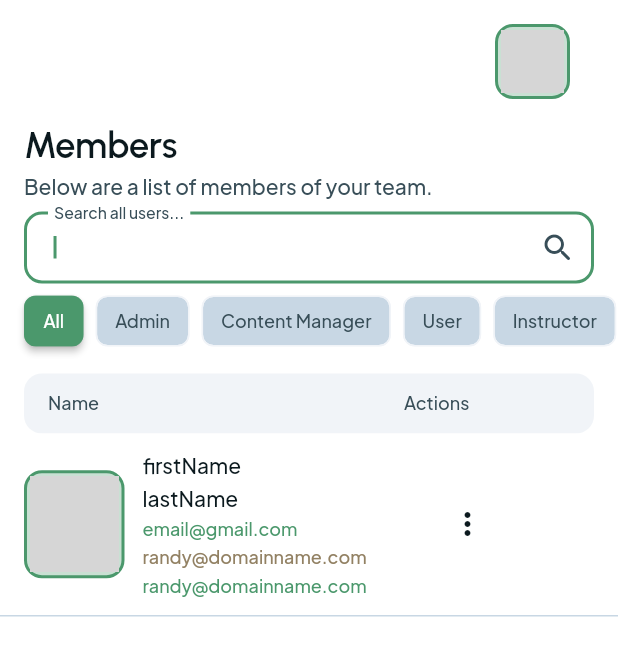
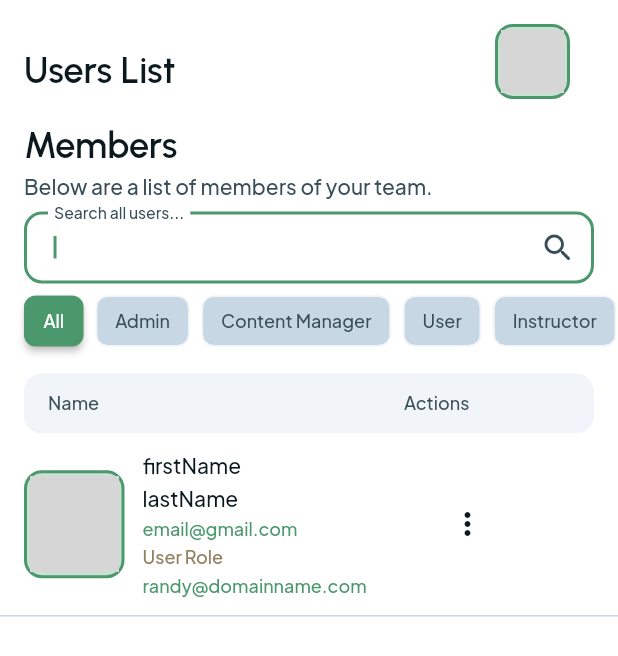
Before and after one commit to mabt-tech-com/elearny-auth-ui, a Flutter app: the AdminUserListWidget screen opened directly, on a phone screen of 412 x 824 dp. Shown: the top 656 px of the screen. Run offline on Flutter 3.47's test engine with Material 2 defaults, Android fonts, the phone set to English and light mode, and no system bars; drawn by our look-alikes of cached_network_image; our stand-ins replace auto_size_text, flutter_animate, flutter_rating_bar, flutter_spinkit, font_awesome_flutter, from_css_color and 7 more; missing offline and left inert: aligned_dialog, json_path; accounts and stored records are empty; network calls fail; grey boxes are pictures that could not be loaded.

Commit message:
Commit 2 ✅ - Row in admin users list
Commit 2 ✅ - Row in admin users list

```diff
--- a/lib/pages/admin_user_list/admin_user_list_widget.dart
+++ b/lib/pages/admin_user_list/admin_user_list_widget.dart
@@ -92,15 +92,28 @@ class _AdminUserListWidgetState extends State<AdminUserListWidget> {
                         children: [
 
 
+                          // Generated code for this Row Widget...
                           Padding(
-                            padding: const EdgeInsetsDirectional.fromSTEB(0, 16, 16, 0),
+                            padding: EdgeInsetsDirectional.fromSTEB(0, 16, 16, 0),
                             child: Row(
                               mainAxisSize: MainAxisSize.max,
                               mainAxisAlignment: MainAxisAlignment.end,
                               children: [
+                                Flexible(
+                                  child: Align(
+                                    alignment: AlignmentDirectional(-1.00, 0.00),
+                                    child: Padding(
+                                      padding: EdgeInsetsDirectional.fromSTEB(16, 16, 0, 4),
+                                      child: Text(
+                                        'Users List',
+                                        style: FFTheme.of(context).headlineMedium,
+                                      ),
+                                    ),
+                                  ),
+                                ),
                                 Builder(
                                   builder: (context) => Padding(
-                                    padding: const EdgeInsetsDirectional.fromSTEB(16, 0, 16, 0),
+                                    padding: EdgeInsetsDirectional.fromSTEB(16, 0, 16, 0),
                                     child: InkWell(
                                       splashColor: Colors.transparent,
                                       focusColor: Colors.transparent,
@@ -112,9 +125,9 @@ class _AdminUserListWidgetState extends State<AdminUserListWidget> {
                                           context: context,
                                           isGlobal: false,
                                           avoidOverflow: true,
-                                          targetAnchor: const AlignmentDirectional(1, 1)
+                                          targetAnchor: AlignmentDirectional(1, 1)
                                               .resolve(Directionality.of(context)),
-                                          followerAnchor: const AlignmentDirectional(1, -1)
+                                          followerAnchor: AlignmentDirectional(1, -1)
                                               .resolve(Directionality.of(context)),
                                           builder: (dialogContext) {
                                             return Material(
@@ -124,7 +137,7 @@ class _AdminUserListWidgetState extends State<AdminUserListWidget> {
                                                     ? FocusScope.of(context)
                                                     .requestFocus(_model.unfocusNode)
                                                     : FocusScope.of(context).unfocus(),
-                                                child: const AccountUserDropdownWidget(),
+                                                child: AccountUserDropdownWidget(),
                                               ),
                                             );
                                           },
@@ -357,20 +370,9 @@ class _AdminUserListWidgetState extends State<AdminUserListWidget> {
                                           FormFieldController<List<String>>(
                                             ['All'],
                                      ),
-
-
                                       wrapped: true,
-
                                     ),
-
                                  ),
-
-
-
-
-
-
-
                                 ]
                                     .addToStart(const SizedBox(width: 16.0))
                                     .addToEnd(const SizedBox(width: 16.0)),
@@ -582,7 +584,7 @@ class _AdminUserListWidgetState extends State<AdminUserListWidget> {
                                                     .fromSTEB(
                                                         0.0, 0.0, 12.0, 0.0),
                                                 child: Text(
-                                                  'randy@domainname.com',
+                                                  'User Role',
                                                   style: FFTheme.of(
                                                           context)
                                                       .labelSmall
```
